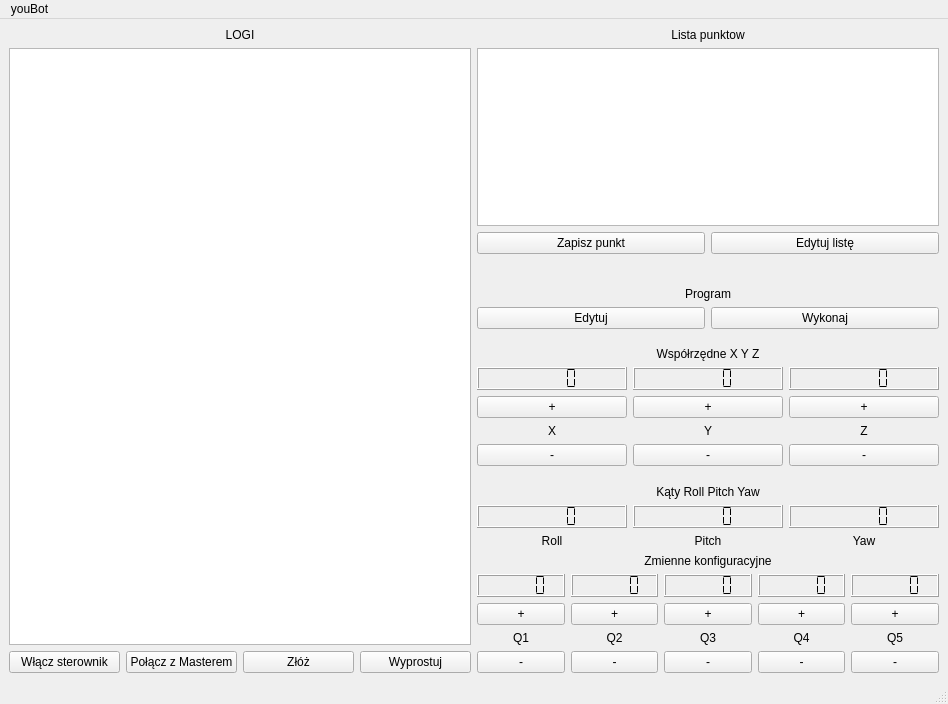
Qt form gui_ros_template/ui/main_window.ui (arek-szczech/youbot) before a commit.
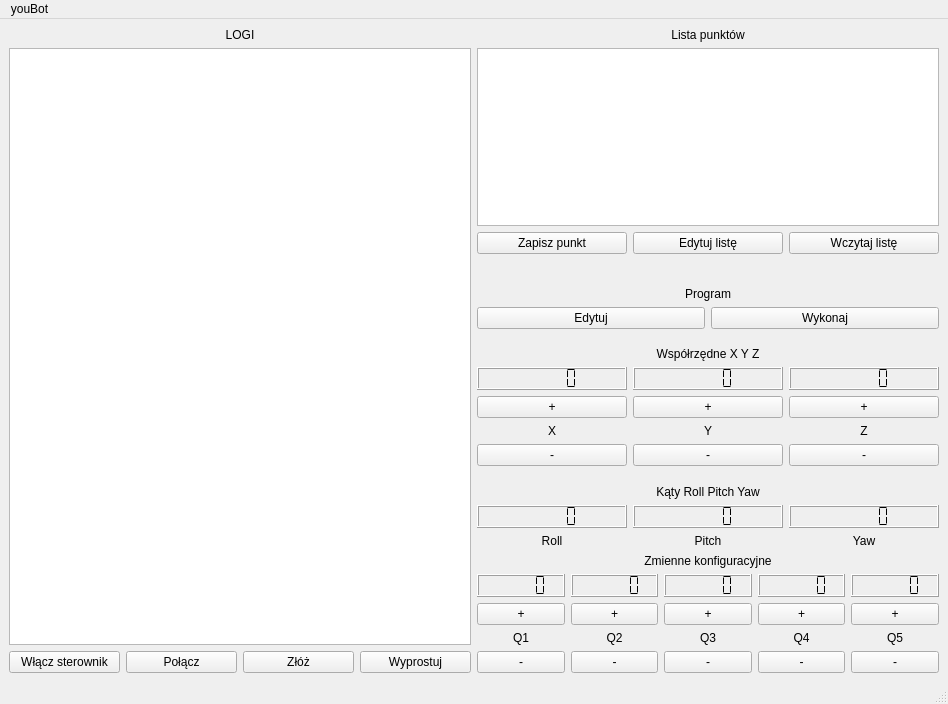
The same form after that commit. Icons and pictures are not drawn.

Patch:
```diff
--- a/gui_ros_template/ui/main_window.ui
+++ b/gui_ros_template/ui/main_window.ui
@@ -49,7 +49,7 @@
         <item>
          <widget class="QPushButton" name="connect_master">
           <property name="text">
-           <string>Połącz z Masterem</string>
+           <string>Połącz</string>
           </property>
          </widget>
         </item>
@@ -85,7 +85,7 @@
             <item>
              <widget class="QLabel" name="points_label">
               <property name="text">
-               <string>Lista punktow</string>
+               <string>Lista punktów</string>
               </property>
               <property name="alignment">
                <set>Qt::AlignCenter</set>
@@ -113,6 +113,13 @@
               </property>
              </widget>
             </item>
+            <item>
+             <widget class="QPushButton" name="load_list">
+              <property name="text">
+               <string>Wczytaj listę</string>
+              </property>
+             </widget>
+            </item>
            </layout>
           </item>
           <item>
```
Left out of the diff: 2 changed lines with no effect on the pictures.
